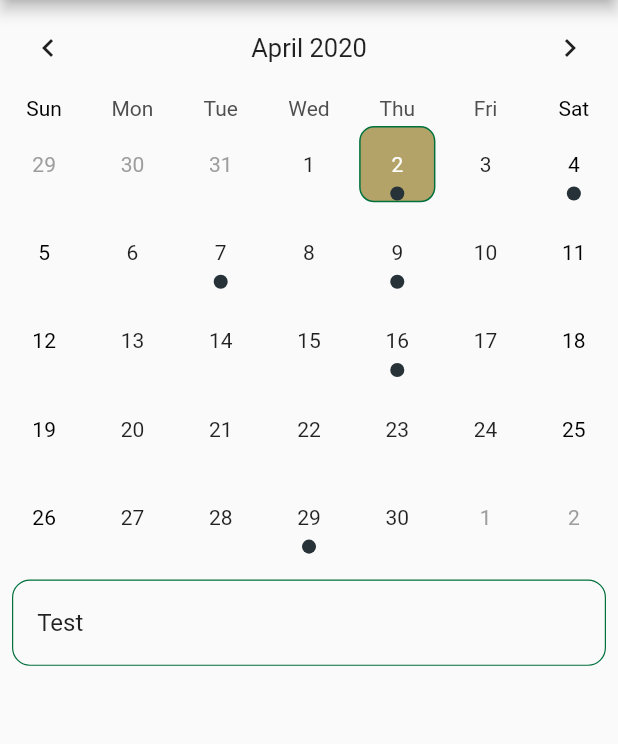
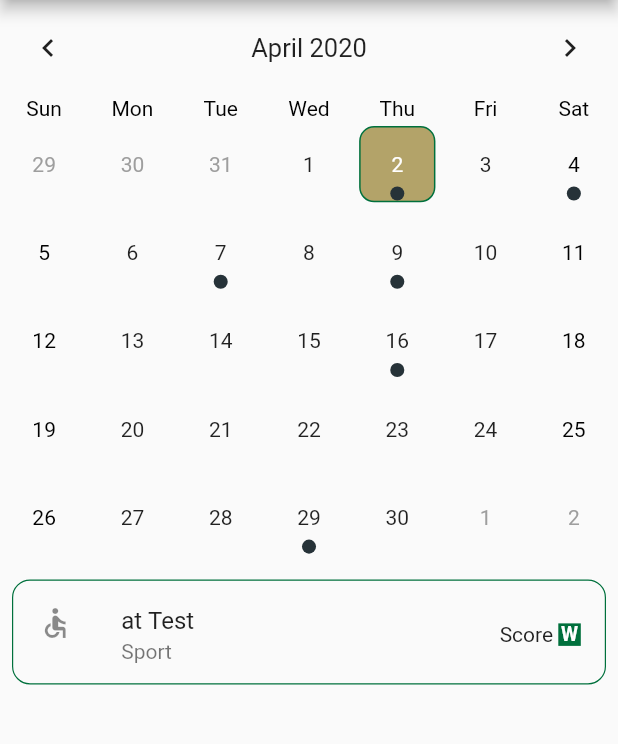
Before and after one commit to allemangd-uncc/capstone_hungry_hippos, a Flutter app: the Schedule screen opened by its route, on a phone screen of 412 x 824 dp, the part 84-828 px from its top. Run offline on Flutter 3.47's test engine with Material 2 defaults, Android fonts, the phone set to English and light mode, and no system bars; drawn by our look-alikes of table_calendar; network calls fail.

Commit message:
Monthly Calendar w/ event placeholders & more detailed layout - No API

```diff
--- a/lib/monthly_calendar.dart
+++ b/lib/monthly_calendar.dart
@@ -45,20 +45,20 @@ class _Calendar extends State<Calendar> with TickerProviderStateMixin {
   }
 
   void _DaySelected(DateTime day, List events) {
-    print('CALLBACK: _onDaySelected');
     setState(() {
       _selectedEvents = events;
     });
   }
 
-  void _onVisibleDaysChanged(DateTime first, DateTime last, CalendarFormat format) {
+  /*void _onVisibleDaysChanged(DateTime first, DateTime last, CalendarFormat format) {
     print('CALLBACK: _onVisibleDaysChanged');
   }
 
   void _onCalendarCreated(DateTime first, DateTime last, CalendarFormat format) {
     print('CALLBACK: _onCalendarCreated');
-  }
+  }*/
 
+  //----- Builds calendar and event Lister -----
   @override
   Widget build(BuildContext context) {
     return Center(
@@ -66,12 +66,13 @@ class _Calendar extends State<Calendar> with TickerProviderStateMixin {
         children: <Widget>[
           _buildCalendar(),
           const SizedBox(height: 8.0),
-          Expanded(child: _buildEventList()),
+          Expanded(child: _eventLister()),
         ],
       ),
     );
   }
 
+  //----- Builds calendar -----
   @override
   Widget _buildCalendar() {
     return TableCalendar(
@@ -87,7 +88,7 @@ class _Calendar extends State<Calendar> with TickerProviderStateMixin {
 
       calendarStyle: CalendarStyle(
         outsideWeekendStyle: TextStyle(
-          color: Colors.black,
+          color: Colors.grey,
         ),
 
         weekendStyle: TextStyle(
@@ -98,7 +99,10 @@ class _Calendar extends State<Calendar> with TickerProviderStateMixin {
       daysOfWeekStyle: DaysOfWeekStyle(
           weekendStyle: TextStyle(
             color: Colors.black,
-          )
+          ),
+          weekdayStyle: TextStyle(
+            color: Colors.black,
+          ),
       ),
 
       headerStyle: HeaderStyle(
@@ -129,6 +133,7 @@ class _Calendar extends State<Calendar> with TickerProviderStateMixin {
         },
 
         todayDayBuilder: (context, date, _) {
+
           return Container(
               margin: const EdgeInsets.all(4.0),
               alignment: Alignment.center,
@@ -142,7 +147,8 @@ class _Calendar extends State<Calendar> with TickerProviderStateMixin {
 
               child: Text(
                 '${date.day}',
-                style: TextStyle(color: Color.fromRGBO(179, 163, 105, 1), //UNCC Gold
+                style: TextStyle(
+                    color: Colors.black,
                 ),
               ),
           );
@@ -160,9 +166,9 @@ class _Calendar extends State<Calendar> with TickerProviderStateMixin {
               ),
             );
           }
+
           return miniBox;
         },
-
       ),
 
       onDaySelected: (date, events) {
@@ -170,8 +176,8 @@ class _Calendar extends State<Calendar> with TickerProviderStateMixin {
         _animationController.forward(from: 0.0);
       },
 
-      onVisibleDaysChanged: _onVisibleDaysChanged,
-      onCalendarCreated: _onCalendarCreated,
+      //onVisibleDaysChanged: _onVisibleDaysChanged,
+      //onCalendarCreated: _onCalendarCreated,
 
     );
   }
@@ -183,9 +189,20 @@ class _Calendar extends State<Calendar> with TickerProviderStateMixin {
 
       decoration: BoxDecoration(
         shape: BoxShape.rectangle,
-        color: _calController.isSelected(date)
+
+        /*border: _calController.isSelected(date) //if selected date
+            ? Border.all(color: Colors.black, width: 1.5,)
+            : _calController.isToday(date) //if today's date
+            ? Border.all(color: Colors.black, width: 1.5,)
+            : Border.all(color: Colors.black, width: 0,),*/
+
+        //color: Color.fromRGBO(0, 112, 60, 1), //UNCC Green
+        //color: Colors.grey,
+
+        color: _calController.isSelected(date) //if selected date
             ? Colors.blue[400]
-            : _calController.isToday(date) ? Colors.blue[400] : Color.fromRGBO(0, 112, 60, 1),
+            : Color.fromRGBO(0, 112, 60, 1), //UNCC Green
+            //: Colors.grey,
       ),
 
       width: 16.0,
@@ -199,16 +216,44 @@ class _Calendar extends State<Calendar> with TickerProviderStateMixin {
             fontSize: 12.0,
           ),
         ),
+      ),
+    );
+  }
 
+  //----- Format to Game Result -----
+  Widget _buildGameResult() {
+    return Container(
+      decoration: BoxDecoration(
+        shape: BoxShape.rectangle,
+        color: Color.fromRGBO(0, 112, 60, 1), //UNCC Green - if win
+        //color: Colors.grey, // - if lose/tie
+      ),
+
+      width: 15.0,
+      height: 15.0,
+      alignment: Alignment.center,
+
+      child: Text(
+        'W', //Game Result (W-L-T)
+         style: TextStyle().copyWith(
+           color: Colors.white,          // - if win
+           fontSize: 13.0,
+           fontWeight: FontWeight.bold,
+
+        /*'L', //Game Result (W-L-T)
+        style: TextStyle().copyWith(
+          color: Colors.black,          // - if lose/tie
+          fontSize: 13.0,
+          fontWeight: FontWeight.bold,*/
+        ),
       ),
     );
   }
 
   //----- Creates event display -----
-  Widget _buildEventList() {
+  Widget _eventLister() {
     return ListView(
-      children: _selectedEvents
-          .map((event) => Container(
+      children: _selectedEvents.map((event) => Container(
 
         decoration: BoxDecoration(
           border: Border.all(
@@ -219,14 +264,45 @@ class _Calendar extends State<Calendar> with TickerProviderStateMixin {
           borderRadius: BorderRadius.circular(12.0),
         ),
 
+        height: 70.0,
         margin: const EdgeInsets.symmetric(horizontal: 8.0, vertical: 4.0),
 
         child: ListTile(
-          title: Text(event.toString()),
-          onTap: () => print('$event tapped!'),
+          leading: Icon(Icons.accessible), //opponent logo
+          title: Row(
+            children: <Widget>[
+              //Text('vs. '),              //home or away (vs. / @)
+              Text('at '),                 //home or away (vs. / at)
+              Text(event.toString()),
+            ],
+          ),
+
+          //title: Text(event.toString()),
+          subtitle: Text('Sport'),
+
+          trailing: Row(
+            mainAxisSize: MainAxisSize.min,
+            children: <Widget>[
+              Text('Score '),
+              _buildGameResult(), //Game Result (W-L)
+              //Text('TBD'),
+
+            ],
+          ),
+          onTap: () => print('$event tapped!'), //When event display is clicked
         ),
       ))
           .toList(),
     );
   }
 }
+
+class TextScore { //Displays score of game
+  String team;
+  String opponent;
+
+  TextScore({String this.team, String this.opponent});
+
+  @override
+  String toString() => team + " - " + opponent;
+}
--- a/lib/news/article.dart
+++ b/lib/news/article.dart
@@ -76,6 +76,7 @@ class ArticleCard extends StatelessWidget {
       ],
     );
 
+
     return SizedBox(
       width: widthIn(context),
       child: Card(
```
